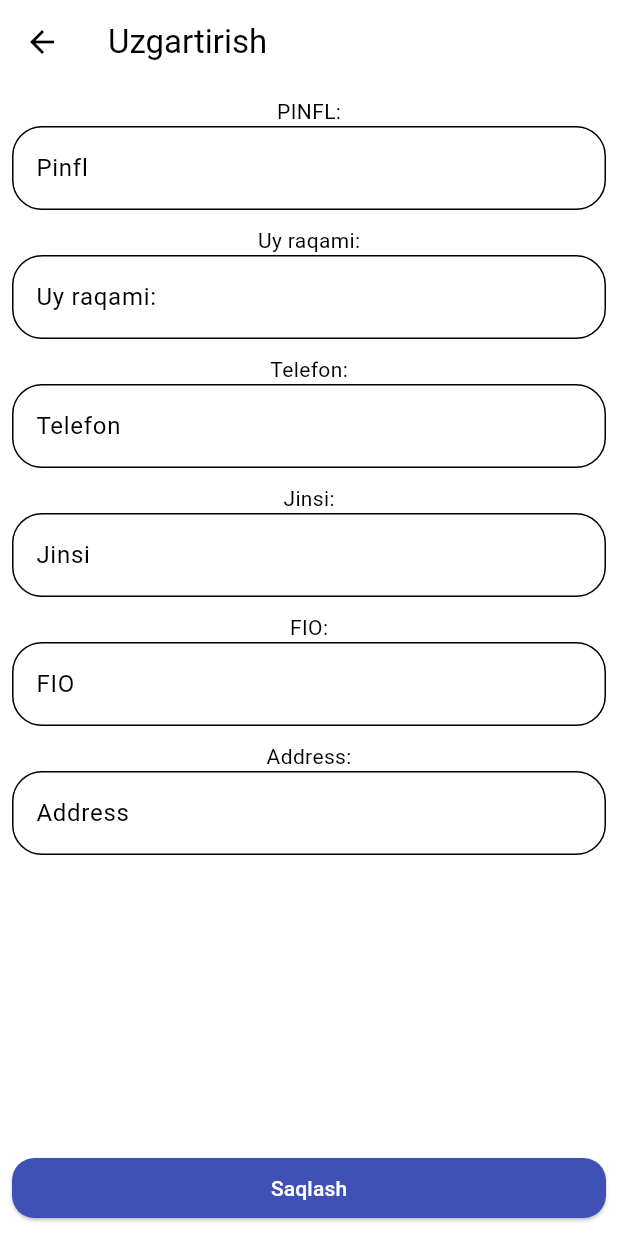
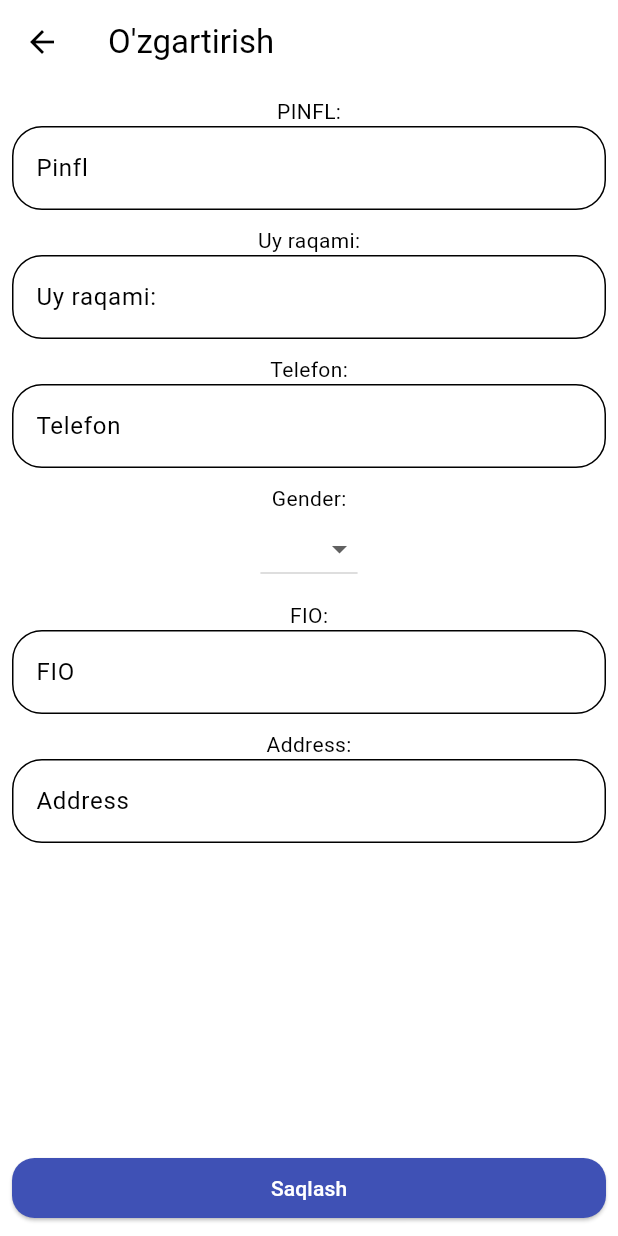
Before and after one commit to tillocoder/raqamli_shahar, a Flutter app: the CitizensPage screen opened by its route, after a tap on the "add" icon, on a phone screen of 412 x 824 dp. Run offline on Flutter 3.47's test engine with Material 3 defaults, Android fonts, the light colour scheme and no system bars; our stand-ins replace dio, flutter_riverpod, geolocator, go_router, hive_flutter, shared_preferences; accounts and stored records are empty; network calls fail.

Commit message:
fix drop down

```diff
--- a/lib/core/router/app_routes.dart
+++ b/lib/core/router/app_routes.dart
@@ -41,7 +41,7 @@ class Routing {
               GoRoute(
                 name: Routes.citizenAdd,
                 path: Routes.citizenAdd,
-                builder: (context, state) => const CitizenAddOrEditScreen(),
+                builder: (context, state) => const CitizenAddScreen(),
               ),
             ],
           ),
--- a/lib/features/citizen_add/controller/citizen_add_ctr.dart
+++ b/lib/features/citizen_add/controller/citizen_add_ctr.dart
@@ -14,9 +14,14 @@ class CitizenAddController extends ChangeNotifier {
   TextEditingController pinflCtr = TextEditingController();
   TextEditingController phoneNumber = TextEditingController();
   TextEditingController houseNumber = TextEditingController();
-  TextEditingController gender = TextEditingController();
+  int? selectedGender;
   TextEditingController fioCtr = TextEditingController();
   TextEditingController address = TextEditingController();
+
+  void setSelectedGender(int? gender) {
+    selectedGender = gender;
+    notifyListeners();
+  }
 
   void init() async {
     isLoading = true;
--- a/lib/features/citizen_add/view/page/citizen_page.dart
+++ b/lib/features/citizen_add/view/page/citizen_page.dart
@@ -1,13 +1,15 @@
 import 'package:flutter/material.dart';
 import 'package:flutter_riverpod/flutter_riverpod.dart';
+import 'package:go_router/go_router.dart';
+import 'package:tamorqa_app/core/router/name_routes.dart';
 import 'package:tamorqa_app/core/services/citizen/citizen_create.dart';
 import 'package:tamorqa_app/data/entity/citizen_model.dart';
 import 'package:tamorqa_app/features/auth/login/view/widgets/c_text_field.dart';
 import 'package:tamorqa_app/features/citizen_add/controller/citizen_add_ctr.dart';
 import 'package:tamorqa_app/features/citizen_add/controller/golocator.dart';
 
-class CitizenAddOrEditScreen extends ConsumerWidget {
-  const CitizenAddOrEditScreen({super.key});
+class CitizenAddScreen extends ConsumerWidget {
+  const CitizenAddScreen({Key? key});
 
   @override
   Widget build(BuildContext context, WidgetRef ref) {
@@ -17,7 +19,7 @@ class CitizenAddOrEditScreen extends ConsumerWidget {
     var ctrLocation = ref.read(mylocationController);
     return Scaffold(
       appBar: AppBar(
-        title: const Text('Uzgartirish'),
+        title: const Text('O\'zgartirish'),
       ),
       body: SingleChildScrollView(
         child: Padding(
@@ -29,7 +31,9 @@ class CitizenAddOrEditScreen extends ConsumerWidget {
                 ctr: ctr.pinflCtr,
                 hintString: 'Pinfl',
                 inputTypes: TextInputType.text,
-                validator: (value) {},
+                validator: (value) {
+                  return null;
+                },
               ),
               const SizedBox(height: 10),
               const Text('Uy raqami:'),
@@ -37,7 +41,9 @@ class CitizenAddOrEditScreen extends ConsumerWidget {
                 ctr: ctr.houseNumber,
                 hintString: 'Uy raqami:',
                 inputTypes: TextInputType.number,
-                validator: (value) {},
+                validator: (value) {
+                  return null;
+                },
               ),
               const SizedBox(height: 10),
               const Text('Telefon:'),
@@ -45,15 +51,27 @@ class CitizenAddOrEditScreen extends ConsumerWidget {
                 ctr: ctr.phoneNumber,
                 hintString: 'Telefon',
                 inputTypes: TextInputType.text,
-                validator: (value) {},
+                validator: (value) {
+                  return null;
+                },
               ),
               const SizedBox(height: 10),
-              const Text('Jinsi:'),
-              CTextField(
-                ctr: ctr.gender,
-                hintString: 'Jinsi',
-                inputTypes: TextInputType.text,
-                validator: (value) {},
+              const Text('Gender:'),
+              DropdownButton<int>(
+                value: ref.watch(citizenAdctr).selectedGender,
+                onChanged: (newValue) {
+                  ref.read(citizenAdctr).setSelectedGender(newValue);
+                },
+                items: const [
+                  DropdownMenuItem<int>(
+                    value: 1,
+                    child: Text('Ayol'),
+                  ),
+                  DropdownMenuItem<int>(
+                    value: 2,
+                    child: Text('Erkak'),
+                  ),
+                ],
               ),
               const SizedBox(height: 10),
               const Text('FIO:'),
@@ -61,7 +79,9 @@ class CitizenAddOrEditScreen extends ConsumerWidget {
                 ctr: ctr.fioCtr,
                 hintString: 'FIO',
                 inputTypes: TextInputType.text,
-                validator: (value) {},
+                validator: (value) {
+                  return null;
+                },
               ),
               const SizedBox(height: 10),
               const Text('Address:'),
@@ -69,7 +89,9 @@ class CitizenAddOrEditScreen extends ConsumerWidget {
                 ctr: ctr.address,
                 hintString: 'Address',
                 inputTypes: TextInputType.text,
-                validator: (value) {},
+                validator: (value) {
+                  return null;
+                },
               ),
               const SizedBox(height: 10),
               const SizedBox(height: 10),
@@ -82,18 +104,19 @@ class CitizenAddOrEditScreen extends ConsumerWidget {
           padding: const EdgeInsets.all(8.0),
           child: ElevatedButton(
             onPressed: () async {
-              ctrLocation.joylashuvniAniqlash();
+              await ctrLocation.joylashuvniAniqlash();
               final newCitizen = CitizenModel(
                 personalIdentification: ctr.pinflCtr.text,
                 house: int.parse(ctr.houseNumber.text),
                 phone: ctr.phoneNumber.text,
-                gender: int.parse(ctr.gender.text),
+                gender: ctr.selectedGender!,
                 fio: ctr.fioCtr.text,
                 address: ctr.fioCtr.text,
-                lat: '324324',
-                lng: '342324',
+                lat: ctrLocation.myPosition.latitude.toString(),
+                lng: ctrLocation.myPosition.longitude.toString(),
               );
               await CitizenCreateService.postCreatCitezen(newCitizen);
+              context.goNamed(Routes.citizens);
             },
             style: ElevatedButton.styleFrom(
               shape: RoundedRectangleBorder(
@@ -112,29 +135,3 @@ class CitizenAddOrEditScreen extends ConsumerWidget {
     );
   }
 }
-//
-// void postNewCitizen() async {
-//   final pinfl = ctr.pinflCtr.text;
-//   final houseNum = houseNumber.text.toString();
-//   final phone = phoneNumber.text.toString();
-//   final gen = gender.text.toString();
-//   final fio = fioCtr.text.toString();
-//   final addr = address.text.toString();
-//
-//   final newCitizen = CitizenModel(
-//     personalIdentification: pinfl,
-//     house: houseNum,
-//     phone: phone,
-//     gender: gen,
-//     fio: fio,
-//     address: addr,
-//     lat: '3242322422',
-//     lng: '5423422321',
-//   );
-//
-//   try {
-//     await CitizenCreateService.postCreatCitezen(newCitizen);
-//   } catch (error) {
-//     print('Error occurred while creating citizen: $error');
-//   }
-// }
--- a/lib/features/citizens_activities/view/pages/citizens_activities_page.dart
+++ b/lib/features/citizens_activities/view/pages/citizens_activities_page.dart
@@ -8,8 +8,9 @@ class CitezensActivities extends ConsumerWidget {
   @override
   Widget build(BuildContext context, WidgetRef ref) {
     ref.watch(activitiesController);
+    // ignore: unused_local_variable
     var ctr = ref.read(activitiesController);
-    return Scaffold(body: Text('Tamirlash')
+    return const Scaffold(body: const Text('Tamirlash')
         //  ctr.isLoading
         //     ? ListView.builder(
         //         itemCount: ActivitiesGetListServices.activities[0].citizen.length,
--- a/lib/features/home/view/pages/home_page.dart
+++ b/lib/features/home/view/pages/home_page.dart
@@ -12,6 +12,7 @@ class HomePage extends ConsumerWidget {
   @override
   Widget build(BuildContext context, WidgetRef ref) {
     ref.watch(homeController);
+    // ignore: unused_local_variable
     var ctr = ref.read(homeController);
     return Scaffold(
       drawer: const Drawer(),
```
Also changed, not shown: lib/features/citizens/view/pages/citizens_page.dart (+20 -37 lines).
